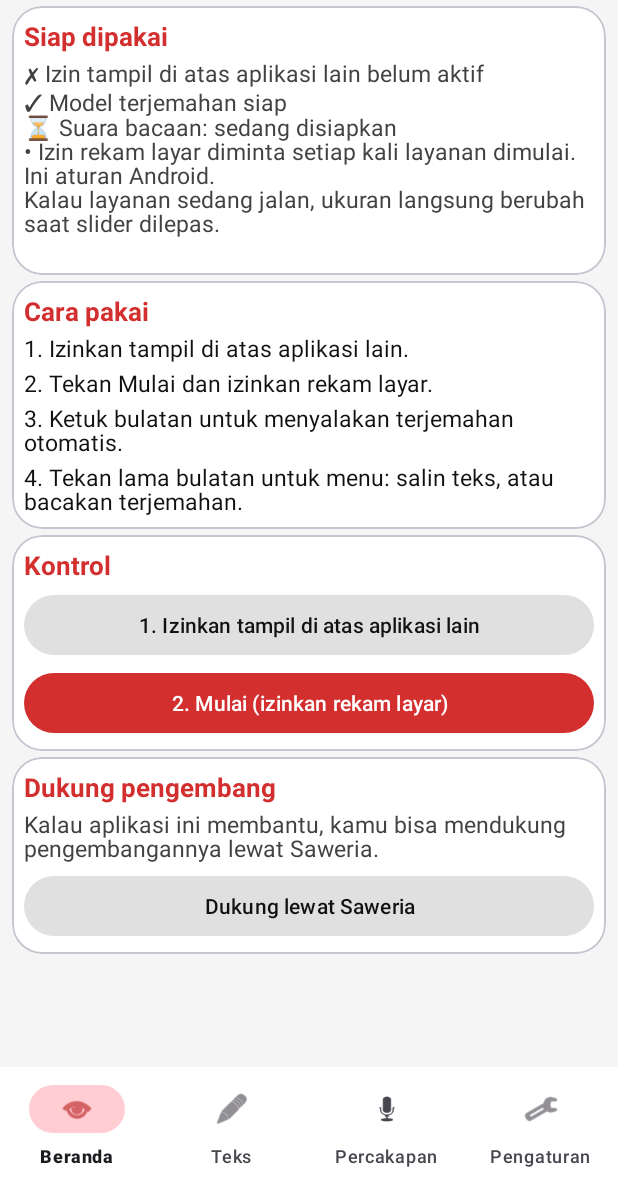
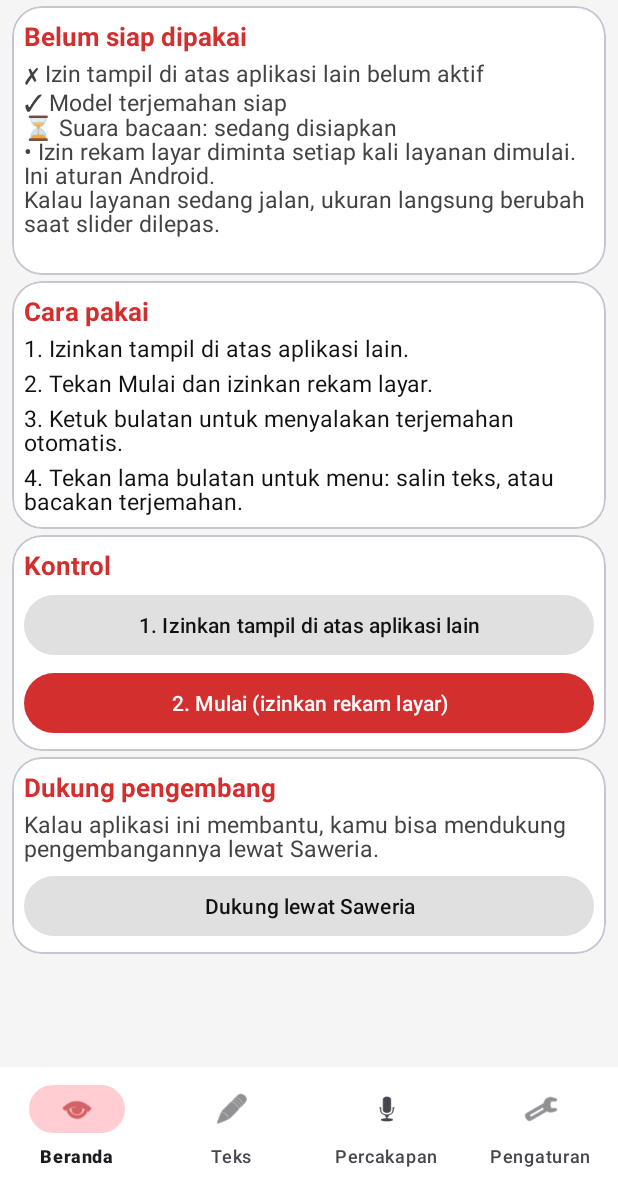
Before and after one commit to rarandorn-ui/translate-layar, an Android app: the screen it shows after launch (MainActivity), on a phone screen of 412 x 824 dp, the part 49-1236 px from its top. Run offline under Robolectric (Android 15) with nearby library versions, the phone set to English and light mode, and no system bars; libraries missing offline, so code that uses them is left out: com.google.mlkit.common, com.google.mlkit.nl, com.google.mlkit.vision; 7 statements that could not run were skipped.

Commit message:
Judul Beranda ikut kondisi kesiapan

```diff
--- a/app/src/main/java/com/bosmuda/translatelayar/I18n.kt
+++ b/app/src/main/java/com/bosmuda/translatelayar/I18n.kt
@@ -218,6 +218,7 @@ object I18n {
         "2. Mulai (izinkan rekam layar)" to "2. Start (allow screen recording)",
         "Hentikan layanan" to "Stop service",
         "Siap dipakai" to "Ready to use",
+        "Belum siap dipakai" to "Not ready yet",
         "Gagal membaca status terbaru. Yang tampil status terakhir." to "Couldn't read the latest status. Showing the last known status.",
         "Izin tampil di atas aplikasi lain" to "Display over other apps",
         "Izin tampil di atas aplikasi lain belum aktif" to "Display over other apps is not active yet",
--- a/app/src/main/java/com/bosmuda/translatelayar/MainActivity.kt
+++ b/app/src/main/java/com/bosmuda/translatelayar/MainActivity.kt
@@ -76,6 +76,7 @@ class MainActivity : AppCompatActivity() {
     private lateinit var sbText: SeekBar
     private lateinit var tvTextVal: TextView
     private lateinit var tvStatus: TextView
+    private lateinit var tvJudulSiap: TextView
     private lateinit var tvBuild: TextView
 
     // Halaman Teks
@@ -171,6 +172,7 @@ class MainActivity : AppCompatActivity() {
         sbPitch = findViewById(R.id.sbPitch)
         tvPitchVal = findViewById(R.id.tvPitchVal)
         tvStatus = findViewById(R.id.tvStatus)
+        tvJudulSiap = findViewById(R.id.tvJudulSiap)
         tvBuild = findViewById(R.id.tvBuild)
         tvBuild.text = I18n.tr(this, "Build terpasang: ") + localBuild()
 
@@ -303,6 +305,7 @@ class MainActivity : AppCompatActivity() {
         val overlayOk = Settings.canDrawOverlays(this)
         val modelOk = modelStatus == "Model terjemahan: siap" || modelStatus == "Model bahasa umum sudah siap"
         val suaraOk = speechStatus == "Suara bacaan: siap"
+        tvJudulSiap.text = I18n.tr(this, if (overlayOk && modelOk && suaraOk) "Siap dipakai" else "Belum siap dipakai")
         tvStatus.text = buildString {
             // Daftar siap dipakai: tanda centang untuk yang sudah beres, tanda silang atau jam untuk yang belum.
             // Di dalam buildString, "this" adalah StringBuilder, jadi konteks aplikasinya ditulis eksplisit
--- a/app/src/main/res/layout/activity_main.xml
+++ b/app/src/main/res/layout/activity_main.xml
@@ -52,6 +52,7 @@
                         <TextView
                             android:layout_width="wrap_content"
                             android:layout_height="wrap_content"
+                            android:id="@+id/tvJudulSiap"
                             android:text="Siap dipakai"
                             android:textColor="#D32F2F"
                             android:textSize="17sp"
```
